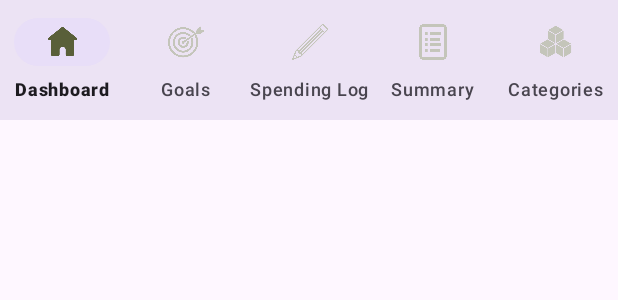
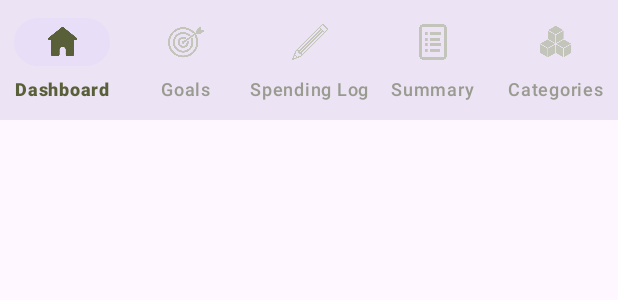
Before and after one commit to lindseyehrlich/SpendingLog, an Android app: the layout fragment_navbar.xml on its own in the app's theme, with its tools: preview values and no code run, on a phone screen of 412 x 824 dp. Shown: the top 300 px of the screen. Run offline under Robolectric (Android 15) with nearby library versions, the phone set to English and light mode, and no system bars.

Commit message:
bottom navigation bar

```diff
--- /dev/null
+++ b/app/src/main/res/color/navbar_text_colors.xml
@@ -0,0 +1,7 @@
+<?xml version="1.0" encoding="utf-8"?>
+<selector xmlns:android="http://schemas.android.com/apk/res/android">
+    <!-- Selected state -->
+    <item android:color="@color/muted_moss" android:state_checked="true" />
+    <!-- Default state -->
+    <item android:color="@color/text_secondary_light" />
+</selector>
--- a/app/src/main/res/layout/fragment_navbar.xml
+++ b/app/src/main/res/layout/fragment_navbar.xml
@@ -7,6 +7,7 @@
     android:layout_height="wrap_content"
     android:background="?colorSurface"
     app:itemIconTint="@color/navbar_icon_colors"
+    app:itemTextColor="@color/navbar_text_colors"
     app:labelVisibilityMode="labeled"
     app:elevation="8dp"
     app:menu="@menu/bottom_navigation_menu"
```
